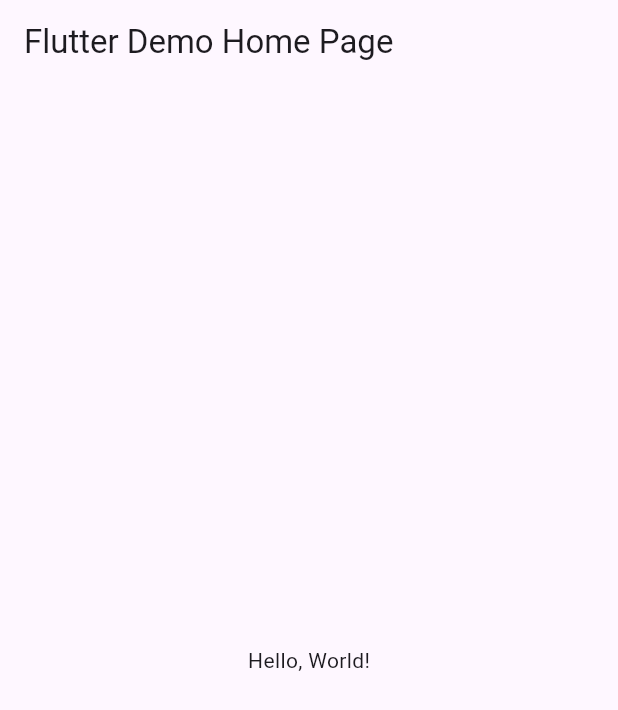
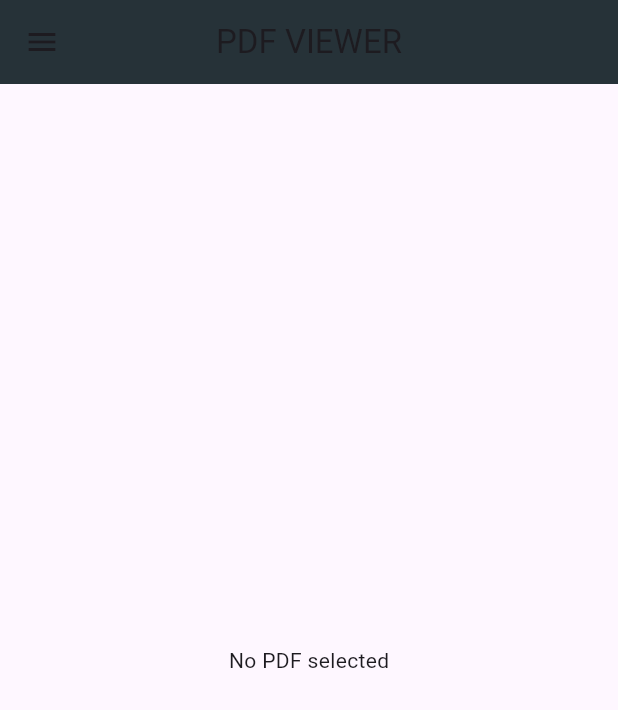
Before and after one commit to TariqMehmood1004/PDF-VIEWER-FLUTTER, a Flutter app: the screen it shows after launch, on a phone screen of 412 x 824 dp. Shown: the top 710 px of the screen. Run offline on Flutter 3.47's test engine with Material 3 defaults, Android fonts, the phone set to English and light mode, and no system bars; our stand-ins replace file_picker; missing offline and left inert: pdf_viewer_plugin.

Commit message:
PDF viewer flutter app

```diff
--- a/lib/main.dart
+++ b/lib/main.dart
@@ -1,42 +1,100 @@
+import 'dart:io';
 import 'package:flutter/material.dart';
+import 'package:file_picker/file_picker.dart';
+import 'package:pdf_viewer_plugin/pdf_viewer_plugin.dart';
 
-void main() => runApp(MyApp());
+void main() {
+  runApp(const PDFViewerFlutterApp());
+}
 
-class MyApp extends StatelessWidget {
-  const MyApp({super.key});
-  // This widget is the root of your application.
+class PDFViewerFlutterApp extends StatelessWidget {
+  const PDFViewerFlutterApp({Key? key});
+
   @override
   Widget build(BuildContext context) {
     return MaterialApp(
-      // Application name
-      title: 'Flutter Hello World',
-      // Application theme data, you can set the colors for the application as
-      // you want
+      title: 'PDF Viewer',
       theme: ThemeData(
         primarySwatch: Colors.blue,
       ),
-      // A widget which will be started on application startup
-      home: MyHomePage(title: 'Flutter Demo Home Page'),
+      home: const MyHomePage(),
     );
   }
 }
 
-class MyHomePage extends StatelessWidget {
-  final String title;
-  const MyHomePage({super.key, required this.title});
+class MyHomePage extends StatefulWidget {
+  const MyHomePage({Key? key}) : super(key: key);
+
+  @override
+  _MyHomePageState createState() => _MyHomePageState();
+}
+
+class _MyHomePageState extends State<MyHomePage> {
+  String? _filePath;
+  bool _isLoading = false;
 
   @override
   Widget build(BuildContext context) {
     return Scaffold(
       appBar: AppBar(
-        // The title text which will be shown on the action bar
-        title: Text(title),
+        title: const Text("PDF VIEWER"),
+        backgroundColor: Colors.blueGrey[900],
+        centerTitle: true,
+        elevation: 0,
       ),
-      body: Center(
-        child: Text(
-          'Hello, World!',
+      body: _isLoading
+          ? const Center(child: CircularProgressIndicator())
+          : _filePath != null
+              ? PDFViewer(
+                  filePath: _filePath!,
+                )
+              : const Center(child: Text('No PDF selected')),
+      drawer: Drawer(
+        child: ListView(
+          padding: EdgeInsets.zero,
+          children: [
+            DrawerHeader(
+              decoration: BoxDecoration(
+                color: Colors.blueGrey[900],
+              ),
+              child: const Text(
+                'PDF Viewer',
+                style: TextStyle(
+                  fontSize: 24,
+                  color: Colors.white,
+                ),
+              ),
+            ),
+            ListTile(
+              title: const Text('Open PDF'),
+              onTap: () {
+                _loadPdf();
+                Navigator.pop(context);
+              },
+            ),
+          ],
         ),
       ),
     );
   }
+
+  Future<void> _loadPdf() async {
+    FilePickerResult? result = await FilePicker.platform.pickFiles(
+      type: FileType.custom,
+      allowedExtensions: ['pdf'],
+    );
+
+    if (result != null) {
+      setState(() {
+        _isLoading = true;
+      });
+
+      String filePath = result.files.single.path!;
+
+      setState(() {
+        _filePath = filePath;
+        _isLoading = false;
+      });
+    }
+  }
 }
--- a/pubspec.yaml
+++ b/pubspec.yaml
@@ -1,3 +1,5 @@
+
+
 name: pdf_viewer
 description: A new Flutter project.
 
@@ -9,6 +11,10 @@ environment:
 dependencies:
   flutter:
     sdk: flutter
+  file_picker: ^6.1.1
+  syncfusion_flutter_pdfviewer: ^24.1.43
+  pdf_viewer_plugin: ^2.0.1
+
 
 dev_dependencies:
   flutter_test:
```
